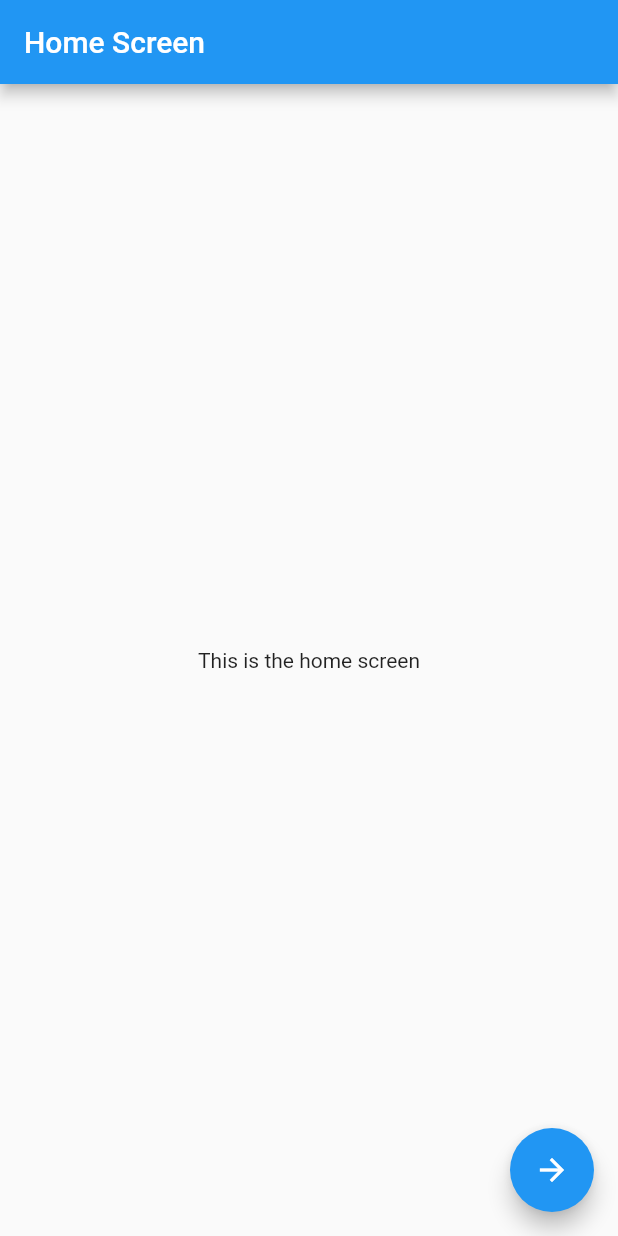
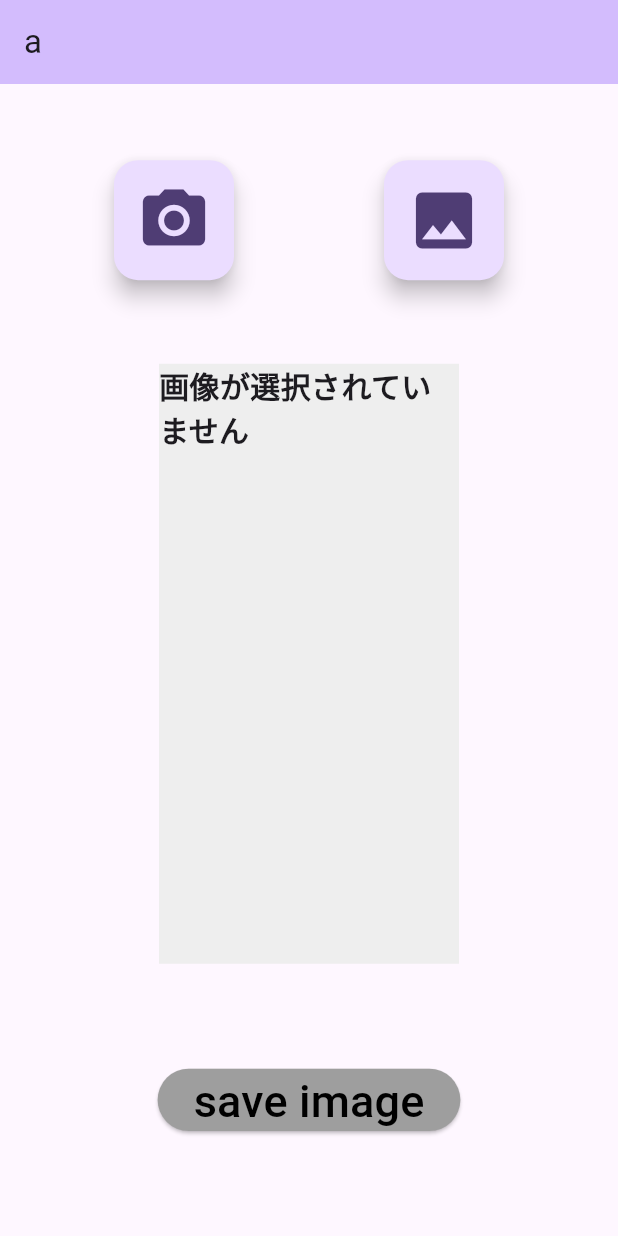
Before and after one commit to Ayumu-Nakatsuji/Team7, a Flutter app: the screen it shows after launch, on a phone screen of 412 x 824 dp. Run offline on Flutter 3.47's test engine with Material 2 defaults, Android fonts, the phone set to English and light mode, and no system bars; our stand-ins replace image_picker.

Commit message:
最終盤

```diff
--- a/team7/lib/MyHomepage.dart
+++ b/team7/lib/MyHomepage.dart
@@ -2,17 +2,16 @@ import 'dart:io';
 import 'package:flutter/material.dart';
 import 'package:image_picker/image_picker.dart';
 import 'package:path_provider/path_provider.dart';
-import 'secondPage.dart';
+import 'edit.dart';
 
-class MyHomePage extends StatefulWidget {
-  const MyHomePage({super.key, required this.title});
-  final String title;
+class MyHomePage1 extends StatefulWidget {
+  const MyHomePage1({super.key});
 
   @override
-  State<MyHomePage> createState() => _MyHomePageState();
+  State<MyHomePage1> createState() => _MyHomePage1State();
 }
 
-class _MyHomePageState extends State<MyHomePage> {
+class _MyHomePage1State extends State<MyHomePage1> {
   final ImagePicker picker = ImagePicker();
   File? image;
 
@@ -63,7 +62,7 @@ class _MyHomePageState extends State<MyHomePage> {
           setState(() {
             _saveImage(image);
             Navigator.push(
-                context, MaterialPageRoute(builder: (context) => SecondPage()));
+                context, MaterialPageRoute(builder: (context) => Edit()));
           });
         },
       );
@@ -104,7 +103,7 @@ class _MyHomePageState extends State<MyHomePage> {
         backgroundColor: Theme.of(context).colorScheme.inversePrimary,
         // Here we take the value from the MyHomePage object that was created by
         // the App.build method, and use it to set our appbar title.
-        title: Text(widget.title),
+        title: Text('a'),
       ),
       body: Center(
         // Center is a layout widget. It takes a single child and positions it
--- a/team7/lib/main.dart
+++ b/team7/lib/main.dart
@@ -1,5 +1,5 @@
 import 'package:flutter/material.dart';
-import 'package:team7/MyHomepage.dart';
+import 'MyHomepage.dart';
 import 'edit.dart';
 
 void main() {
@@ -10,38 +10,17 @@ class MyApp extends StatelessWidget {
   @override
   Widget build(BuildContext context) {
     return MaterialApp(
-// <<<<<<< HEAD
-//       title: 'Flutter Demo',
-//       theme: ThemeData(
-//         colorScheme: ColorScheme.fromSeed(seedColor: Colors.deepPurple),
-//         useMaterial3: true,
-//       ),
-//       home: const MyHomePage(title: 'Team7 prototype'),
+      title: 'Flutter Demo',
+      theme: ThemeData(
+        colorScheme: ColorScheme.fromSeed(seedColor: Colors.deepPurple),
+        useMaterial3: true,
+      ),
+      //home: const MyHomePage(),
+      routes: {
+        '/': (context) => MyHomePage1(),
+      },
 // =======
-      home: HomeScreen(),
+      // home: MyHomePage(),
     );
   }
 }
-
-class HomeScreen extends StatelessWidget {
-  @override
-  Widget build(BuildContext context) {
-    return Scaffold(
-      appBar: AppBar(
-        title: Text('Home Screen'),
-      ),
-      body: Center(
-        child: Text('This is the home screen'),
-      ),
-      floatingActionButton: FloatingActionButton(
-        onPressed: () {
-          Navigator.push(
-            context,
-            MaterialPageRoute(builder: (context) => Edit()),
-          );
-        },
-        child: Icon(Icons.arrow_forward),
-      ),
-    );
-  }
-}
--- a/team7/lib/test_page.dart
+++ b/team7/lib/test_page.dart
@@ -1,13 +1,11 @@
 import 'package:flutter/material.dart';
 
 class test_page extends StatefulWidget {
-
   @override
   State<test_page> createState() => _test_pageState();
 }
 
 class _test_pageState extends State<test_page> {
-
   //画像の状態をtrueに設定
   bool _showFirstImage = true;
   //正解した回数
@@ -27,23 +25,21 @@ class _test_pageState extends State<test_page> {
   Widget build(BuildContext context) {
     return Scaffold(
       appBar: AppBar(
-        title:Text('test'),
+        title: Text('test'),
       ),
       body: Column(
         children: <Widget>[
           //画像を表示
           Center(
             child: _showFirstImage
-              //TODO:画像の名前を受け取り、表示する(pngのところと入れ替え)
-                ? Image.asset('images/gengou_document_heisei.png',
-                  fit: BoxFit.fill)
-                : Image.asset('images/gengou_document_reiwa.png',
-                  fit: BoxFit.fill),
+                //TODO:画像の名前を受け取り、表示する(pngのところと入れ替え)
+                ? Image.asset('images/sample.jpg', fit: BoxFit.fill)
+                : Image.asset('images/test1.png', fit: BoxFit.fill),
           ),
           Expanded(
             child: Column(
               mainAxisAlignment: MainAxisAlignment.end,
-              children:<Widget>[
+              children: <Widget>[
                 Padding(
                   padding: const EdgeInsets.all(8.0),
                   child: Row(
@@ -53,13 +49,14 @@ class _test_pageState extends State<test_page> {
                         children: <Widget>[
                           //正解したときに押すボタン
                           TextButton(
-                            style: TextButton.styleFrom(backgroundColor: Colors.green),
-                            onPressed: (){
+                            style: TextButton.styleFrom(
+                                backgroundColor: Colors.green),
+                            onPressed: () {
                               setState(() {
-                                rightNumber ++;
+                                rightNumber++;
                               });
                             },
-                            child:const Text(
+                            child: const Text(
                               '正解した！',
                               style: TextStyle(
                                 color: Colors.white,
@@ -70,7 +67,7 @@ class _test_pageState extends State<test_page> {
                           Container(
                             child: Text(
                               '$rightNumber',
-                              textAlign:TextAlign.center,
+                              textAlign: TextAlign.center,
                               style: TextStyle(
                                 fontSize: 50,
                               ),
@@ -82,13 +79,14 @@ class _test_pageState extends State<test_page> {
                         children: <Widget>[
                           //間違えたときに押すボタン
                           TextButton(
-                            style: TextButton.styleFrom(backgroundColor: Colors.red),
-                            onPressed: (){
+                            style: TextButton.styleFrom(
+                                backgroundColor: Colors.red),
+                            onPressed: () {
                               setState(() {
-                                wrongNumber ++;
+                                wrongNumber++;
                               });
                             },
-                            child:const Text(
+                            child: const Text(
                               '間違えた…',
                               style: TextStyle(
                                 color: Colors.white,
@@ -99,7 +97,7 @@ class _test_pageState extends State<test_page> {
                           Container(
                             child: Text(
                               '$wrongNumber',
-                              textAlign:TextAlign.center,
+                              textAlign: TextAlign.center,
                               style: TextStyle(
                                 fontSize: 50,
                               ),
```
Also changed, not shown: team7/lib/edit.dart (+12 -4 lines), team7/images/gengou_document_heisei.png (added), team7/images/gengou_document_reiwa.png (added), team7/images/sample.jpg (added), team7/images/test1.png (added).
